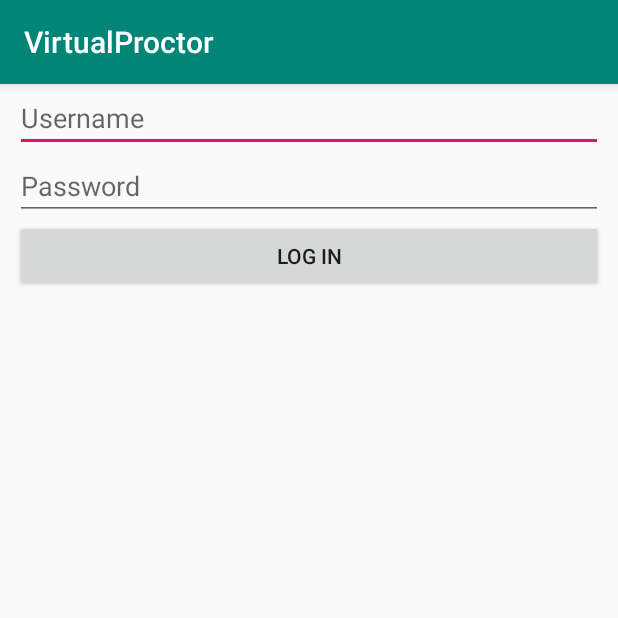
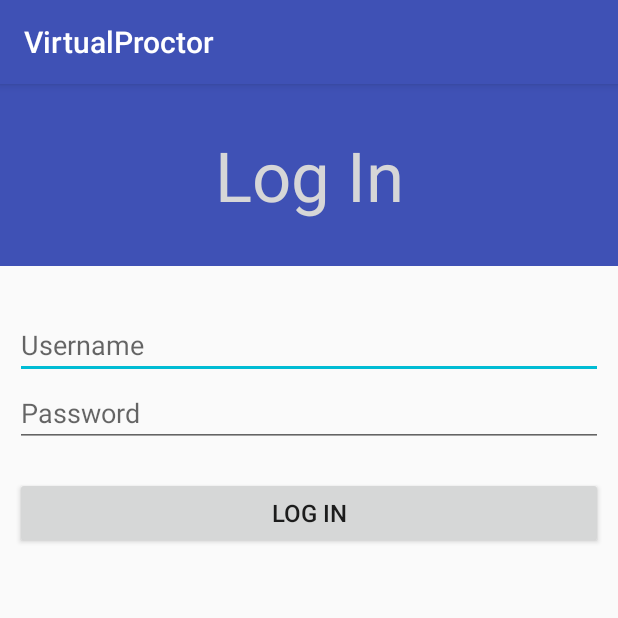
Before and after one commit to ojasskapre/VirtualProctor_Android, an Android app: the screen it shows after launch (MainActivity), on a phone screen of 412 x 824 dp, the top half of it. Run offline under Robolectric (Android 15) with nearby library versions, the phone set to English and light mode, and no system bars; our stand-ins replace Volley.

Commit message:
modified template

```diff
--- a/app/src/main/java/com/example/virtualproctor/ChatWindow.java
+++ b/app/src/main/java/com/example/virtualproctor/ChatWindow.java
@@ -2,6 +2,7 @@ package com.example.virtualproctor;
 
 import android.content.Intent;
 import android.content.SharedPreferences;
+import android.graphics.Color;
 import android.support.v7.app.AppCompatActivity;
 import android.os.Bundle;
 import android.util.Log;
--- a/app/src/main/res/layout/activity_chat_window.xml
+++ b/app/src/main/res/layout/activity_chat_window.xml
@@ -10,5 +10,7 @@
         android:id="@+id/chat_view"
         android:layout_width="match_parent"
         android:layout_height="match_parent"
-    />
+        android:background="@drawable/ic_launcher_background"
+        app:bubbleBackgroundRcv="@color/colorPrimary"
+        />
 </RelativeLayout>
--- a/app/src/main/res/layout/activity_main.xml
+++ b/app/src/main/res/layout/activity_main.xml
@@ -5,7 +5,17 @@
     android:layout_height="match_parent"
     tools:context=".MainActivity"
     android:orientation="vertical">
-
+    <TextView
+        android:layout_width="match_parent"
+        android:layout_height="wrap_content"
+        android:text="Log In"
+        android:textSize="46dp"
+        android:gravity="center"
+        android:paddingBottom="30dp"
+        android:paddingTop="30dp"
+        android:layout_marginBottom="30dp"
+        android:textColor="@color/white"
+        android:background="@color/colorPrimary"/>
     <EditText
         android:layout_width="match_parent"
         android:layout_height="wrap_content"
@@ -24,11 +34,15 @@
         android:inputType="textPassword" />
 
     <Button
+        android:id="@+id/login"
         android:layout_width="match_parent"
         android:layout_height="wrap_content"
-        android:id="@+id/login"
+        android:layout_marginTop="20dp"
+        android:textSize="16dp"
+        android:layout_marginLeft="10dp"
+        android:layout_marginRight="10dp"
         android:text="@string/log_in"
-        android:layout_marginLeft="10dp"
-        android:layout_marginRight="10dp"/>
+
+        />
 
 </LinearLayout>
--- a/app/src/main/res/values/colors.xml
+++ b/app/src/main/res/values/colors.xml
@@ -1,6 +1,6 @@
 <?xml version="1.0" encoding="utf-8"?>
 <resources>
-    <color name="colorPrimary">#008577</color>
-    <color name="colorPrimaryDark">#00574B</color>
-    <color name="colorAccent">#D81B60</color>
+    <color name="colorPrimary">#3F51B5</color>
+    <color name="colorPrimaryDark">#3F51B5</color>
+    <color name="colorAccent">#00BCD4</color>
 </resources>
```
